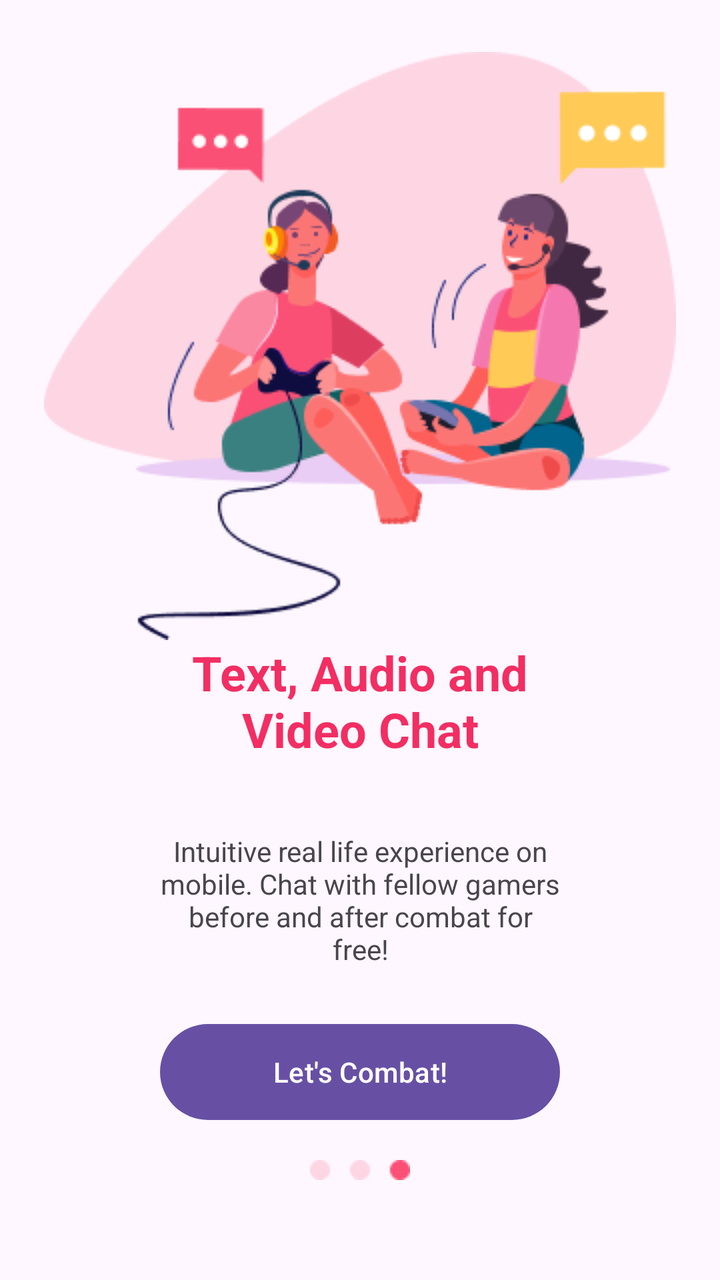
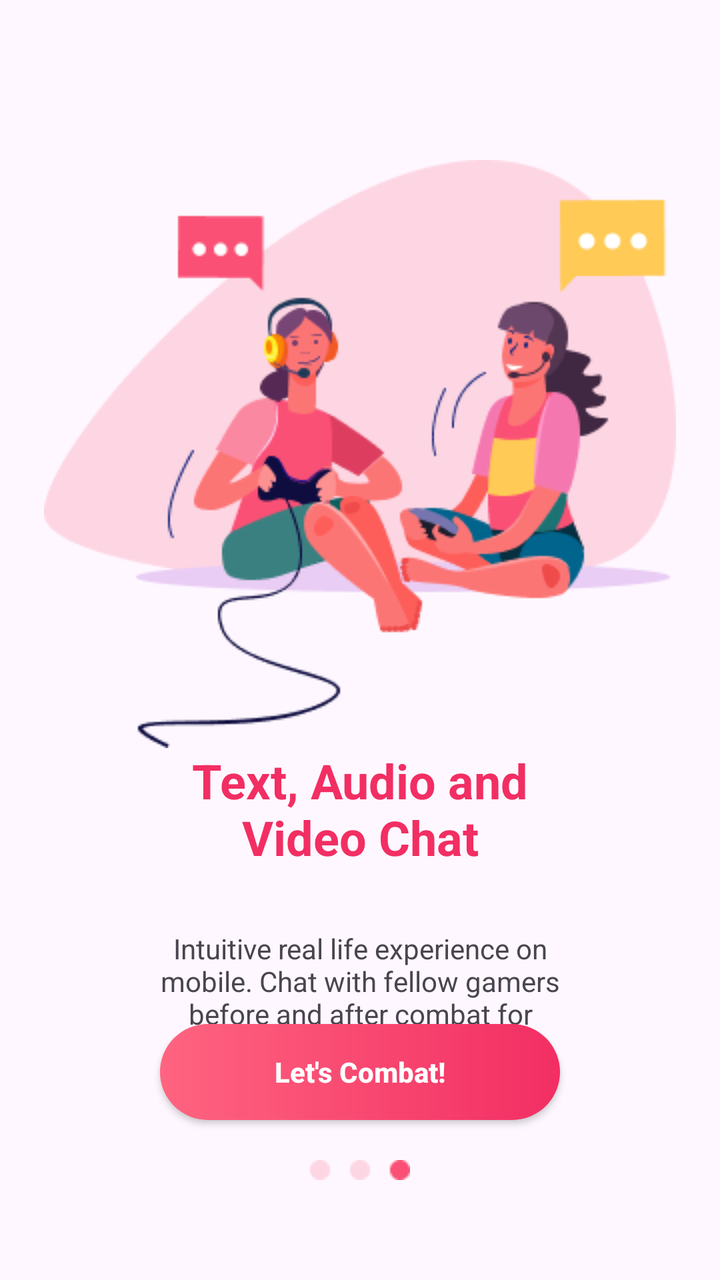

Compare the two renders of this Android layout. The source of the first and the diff that turns it into the second are given below.
<!-- AndroidManifest.xml: application theme Theme.Professionals -->
<!-- res/layout/onboarding3.xml -->
<?xml version="1.0" encoding="utf-8"?>
<androidx.constraintlayout.widget.ConstraintLayout xmlns:android="http://schemas.android.com/apk/res/android"
    xmlns:app="http://schemas.android.com/apk/res-auto"
    android:layout_width="match_parent"
    android:layout_height="match_parent">


    <androidx.constraintlayout.widget.Guideline
        android:id="@+id/guideline"
        android:layout_width="wrap_content"
        android:layout_height="wrap_content"
        android:orientation="horizontal"
        app:layout_constraintGuide_percent="0.5" />

    <TextView
        android:id="@+id/Tv1"
        android:layout_height="wrap_content"
        android:layout_width="wrap_content"
        android:text="@string/screen4_text_main"
        android:textColor="@color/main_pink"
        android:textSize="24sp"
        android:textStyle="bold"
        android:gravity="center"
        app:layout_constraintTop_toBottomOf="@id/guideline"
        app:layout_constraintStart_toStartOf="parent"
        app:layout_constraintEnd_toEndOf="parent" />

    <ImageView
        android:id="@+id/image3View"
        android:layout_width="wrap_content"
        android:layout_height="wrap_content"
        android:src="@drawable/image3"
        app:layout_constraintBottom_toBottomOf="parent"
        app:layout_constraintBottom_toTopOf="@+id/guideline"
        app:layout_constraintEnd_toEndOf="parent"
        app:layout_constraintStart_toStartOf="parent"/>

    <androidx.constraintlayout.widget.Guideline
        android:id="@+id/guideline1"
        android:layout_width="wrap_content"
        android:layout_height="wrap_content"
        android:orientation="horizontal"
        app:layout_constraintGuide_percent="0.65" />

    <TextView
        android:layout_width="wrap_content"
        android:layout_height="wrap_content"
        android:text="@string/screen4_text_second"
        android:gravity="center"
        app:layout_constraintEnd_toEndOf="parent"
        app:layout_constraintStart_toStartOf="parent"
        app:layout_constraintTop_toTopOf="@id/guideline1"
        />

    <androidx.constraintlayout.widget.Guideline
        android:id="@+id/guideline2"
        android:layout_width="wrap_content"
        android:layout_height="wrap_content"
        android:orientation="horizontal"
        app:layout_constraintGuide_percent="0.8" />

    <Button
        android:layout_width="match_parent"
        android:layout_height="wrap_content"
        android:background="@drawable/button_custom1"
        android:text="@string/btnText_main"
        android:textAllCaps="false"
        android:layout_marginLeft="80dp"
        android:layout_marginRight="80dp"
        android:textColor="@color/white"
        app:layout_constraintTop_toTopOf="@id/guideline2"
        app:layout_constraintStart_toStartOf="parent"
        app:layout_constraintEnd_toEndOf="parent" />

    <ImageView
        android:id="@+id/DotsView"
        android:layout_width="wrap_content"
        android:layout_height="wrap_content"
        android:src="@drawable/slider_dots3"
        android:layout_marginBottom="50dp"
        app:layout_constraintEnd_toEndOf="parent"
        app:layout_constraintStart_toStartOf="parent"
        app:layout_constraintBottom_toBottomOf="parent" />

</androidx.constraintlayout.widget.ConstraintLayout>
<!-- resources referenced by this layout -->
<resources>
  <color name="main_pink">#F22E63</color>
  <color name="white">#FFFFFFFF</color>
  <!-- drawable button_custom1 (drawable) -->
  <?xml version="1.0" encoding="utf-8"?>
  <shape xmlns:android="http://schemas.android.com/apk/res/android"
      android:shape="rectangle">
      <gradient
          android:angle="180"
          android:startColor="@color/main_pink"
          android:endColor="@color/light_pink"
          android:type="linear" />
      <corners android:radius="30dp" />
  </shape>
  <!-- drawable image3: png bitmap (drawable, 26662 bytes) -->
  <!-- drawable slider_dots3: png bitmap (drawable, 485 bytes) -->
  <string name="btnText_main">Let\'s Combat!</string>
  <string name="screen4_text_main">Text, Audio and\nVideo Chat</string>
  <string name="screen4_text_second">Intuitive real life experience on\nmobile. Chat with fellow gamers\nbefore and after combat for\nfree!</string>
  <style name="Theme.Professionals" parent="Base.Theme.Professionals" />
  <color name="light_pink">#FF6480</color>
  <style name="Base.Theme.Professionals" parent="Theme.Material3.DayNight.NoActionBar">
          
          
      </style>
</resources>

<!-- the commit's change to res/layout/onboarding3.xml (unified diff, before → after) -->
@@ -1,16 +1,10 @@
 <?xml version="1.0" encoding="utf-8"?>
 <androidx.constraintlayout.widget.ConstraintLayout xmlns:android="http://schemas.android.com/apk/res/android"
     xmlns:app="http://schemas.android.com/apk/res-auto"
+    android:id="@+id/onboardingScreen3"
     android:layout_width="match_parent"
     android:layout_height="match_parent">
 
-
-    <androidx.constraintlayout.widget.Guideline
-        android:id="@+id/guideline"
-        android:layout_width="wrap_content"
-        android:layout_height="wrap_content"
-        android:orientation="horizontal"
-        app:layout_constraintGuide_percent="0.5" />
 
     <TextView
         android:id="@+id/Tv1"
@@ -21,7 +15,7 @@
         android:textSize="24sp"
         android:textStyle="bold"
         android:gravity="center"
-        app:layout_constraintTop_toBottomOf="@id/guideline"
+        app:layout_constraintTop_toBottomOf="@id/image3View"
         app:layout_constraintStart_toStartOf="parent"
         app:layout_constraintEnd_toEndOf="parent" />
 
@@ -30,26 +24,20 @@
         android:layout_width="wrap_content"
         android:layout_height="wrap_content"
         android:src="@drawable/image3"
-        app:layout_constraintBottom_toBottomOf="parent"
-        app:layout_constraintBottom_toTopOf="@+id/guideline"
+        android:layout_marginTop="80dp"
+        app:layout_constraintTop_toTopOf="parent"
         app:layout_constraintEnd_toEndOf="parent"
         app:layout_constraintStart_toStartOf="parent"/>
-
-    <androidx.constraintlayout.widget.Guideline
-        android:id="@+id/guideline1"
-        android:layout_width="wrap_content"
-        android:layout_height="wrap_content"
-        android:orientation="horizontal"
-        app:layout_constraintGuide_percent="0.65" />
 
     <TextView
         android:layout_width="wrap_content"
         android:layout_height="wrap_content"
         android:text="@string/screen4_text_second"
         android:gravity="center"
+        android:layout_marginTop="30dp"
         app:layout_constraintEnd_toEndOf="parent"
         app:layout_constraintStart_toStartOf="parent"
-        app:layout_constraintTop_toTopOf="@id/guideline1"
+        app:layout_constraintTop_toBottomOf="@id/Tv1"
         />
 
     <androidx.constraintlayout.widget.Guideline
@@ -59,11 +47,13 @@
         android:orientation="horizontal"
         app:layout_constraintGuide_percent="0.8" />
 
-    <Button
+    <androidx.appcompat.widget.AppCompatButton
+        android:id="@+id/gradientBtn1"
         android:layout_width="match_parent"
         android:layout_height="wrap_content"
         android:background="@drawable/button_custom1"
-        android:text="@string/btnText_main"
+        android:text="Let's Combat!"
+        android:textStyle="bold"
         android:textAllCaps="false"
         android:layout_marginLeft="80dp"
         android:layout_marginRight="80dp"
<!-- resource entries referenced after the edit -->
@@ -15,7 +15,6 @@
   </shape>
   <!-- drawable image3: png bitmap (drawable, 26662 bytes) -->
   <!-- drawable slider_dots3: png bitmap (drawable, 485 bytes) -->
-  <string name="btnText_main">Let\'s Combat!</string>
   <string name="screen4_text_main">Text, Audio and\nVideo Chat</string>
   <string name="screen4_text_second">Intuitive real life experience on\nmobile. Chat with fellow gamers\nbefore and after combat for\nfree!</string>
   <style name="Theme.Professionals" parent="Base.Theme.Professionals" />
